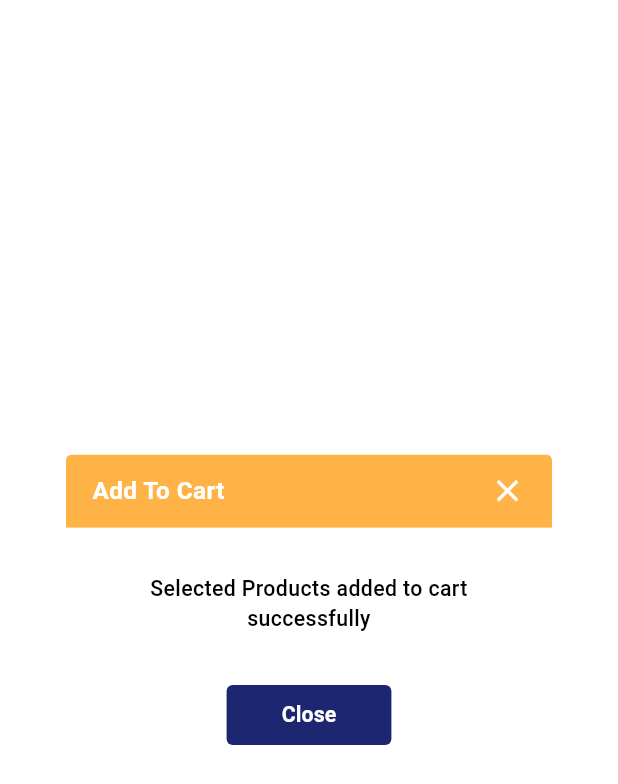
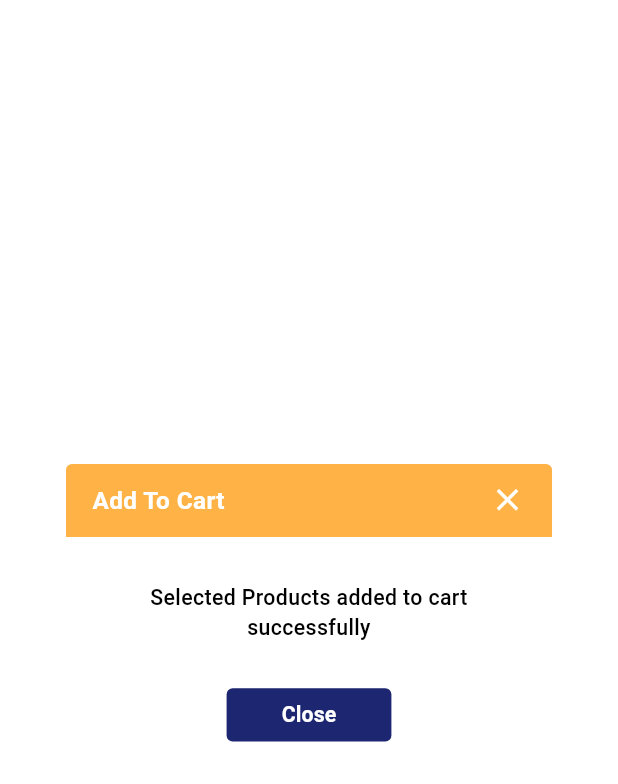
Before and after one commit to vasavi1232/Ezyorders_Flutter_New, a Flutter app: the AddToCartSuccessDialog widget shown alone on an empty page, opened directly, on a phone screen of 412 x 824 dp. Shown: the top 784 px of the screen. Run offline on Flutter 3.47's test engine with Material 3 defaults, Android fonts, the phone set to English and light mode, and no system bars; our stand-ins replace cached_network_image, device_info_plus, dots_indicator, flutter_cache_manager, flutter_html, flutter_screenutil and 13 more; missing offline and left inert: flutter_downloader, flutter_html_table, in_app_update, mobile_scanner, pdfx, razorpay_flutter; accounts and stored records are empty; network calls fail; Roboto replaces fonts that are missing (OpenSans).

```diff
--- a/lib/presentation/features/orders/widgets/add_to_cart_success_dialog.dart
+++ b/lib/presentation/features/orders/widgets/add_to_cart_success_dialog.dart
@@ -50,6 +50,10 @@ class _AddToCartSuccessDialogState extends State<AddToCartSuccessDialog> {
 
   @override
   Widget build(BuildContext context) {
+    final bool isTabletLandscape =
+        MediaQuery.of(context).size.shortestSide >= 600 &&
+            MediaQuery.of(context).orientation == Orientation.landscape;
+
     return Dialog(
       elevation: 0,
       backgroundColor: Colors.transparent,
@@ -106,7 +110,8 @@ class _AddToCartSuccessDialogState extends State<AddToCartSuccessDialog> {
             Padding(
               padding: EdgeInsets.only(bottom: 20.h),
               child: SizedBox(
-                width: 100.w,
+                width: isTabletLandscape ? 150.w : 100.w,
+                height: isTabletLandscape ? 50.h : 35.h,
                 child: ElevatedButton(
                   onPressed: _close,
                   style: ElevatedButton.styleFrom(
@@ -116,7 +121,7 @@ class _AddToCartSuccessDialogState extends State<AddToCartSuccessDialog> {
                     shape: RoundedRectangleBorder(
                       borderRadius: BorderRadius.circular(4.r),
                     ),
-                    padding: EdgeInsets.symmetric(vertical: 8.h),
+                    padding: EdgeInsets.zero,
                   ),
                   child: Text(
                     "Close",
```
Also changed, not shown: lib/presentation/features/dashboard/widgets/cart_success_dialog.dart (+6 -2 lines), lib/presentation/features/products/widgets/cart_success_dialog.dart (+9 -2 lines).
